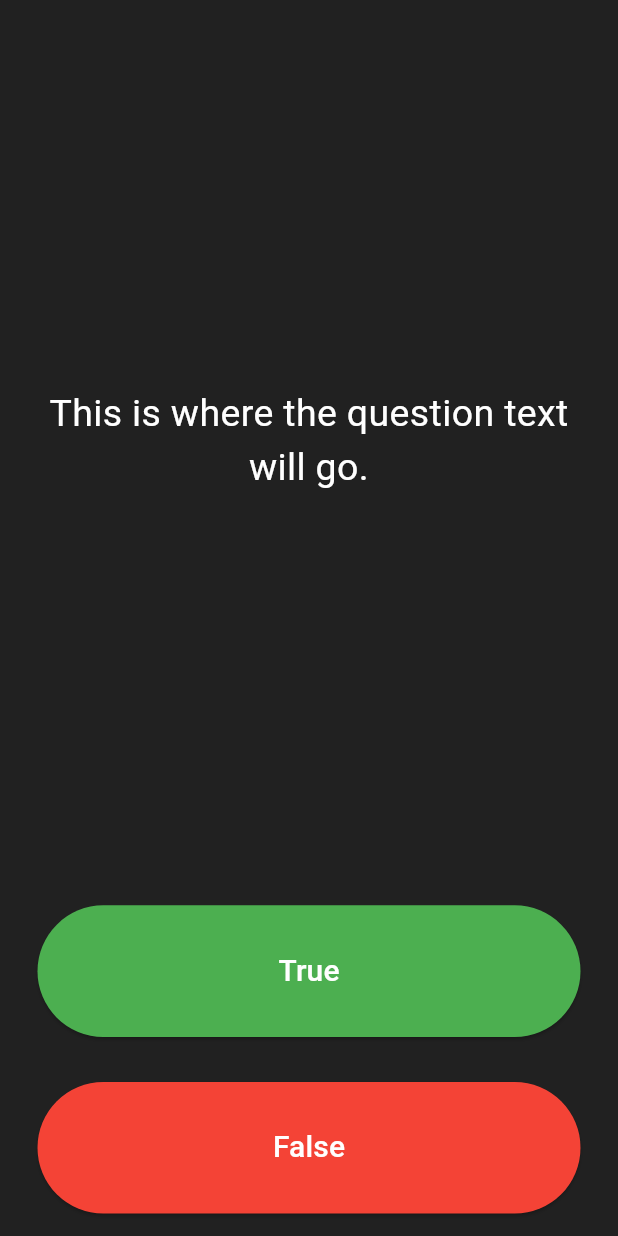
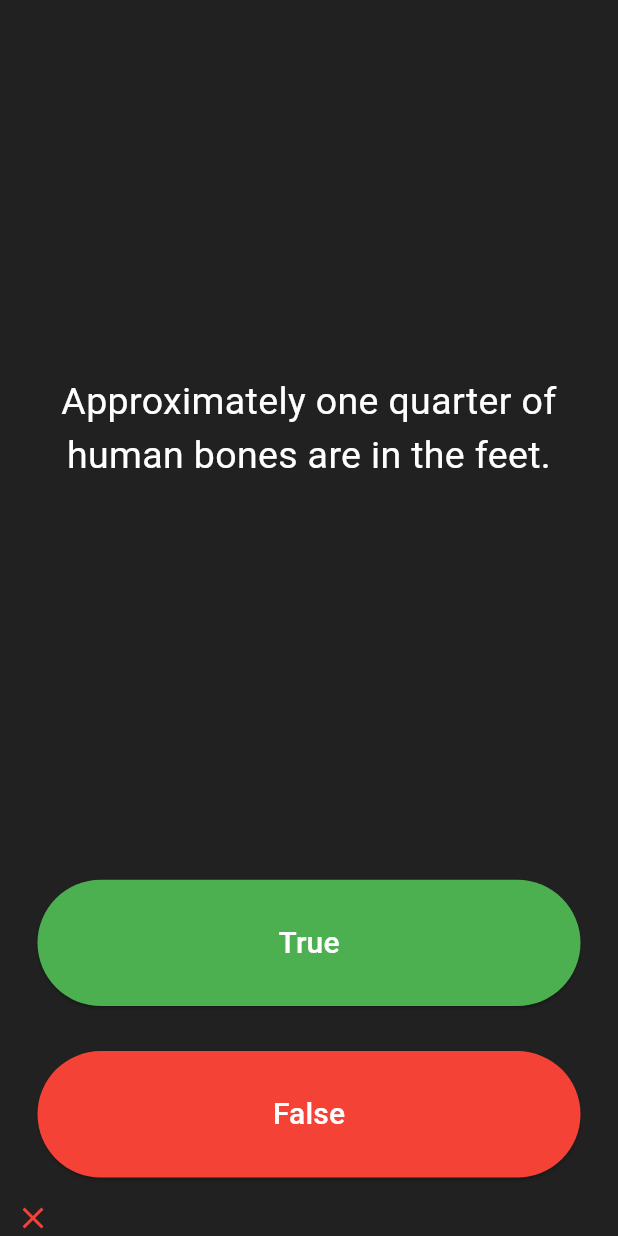
Before and after one commit to kevin-nemo74/quizler_starter, a Flutter app: the screen it shows after launch, after a tap on "True", on a phone screen of 412 x 824 dp. Run offline on Flutter 3.47's test engine with Material 3 defaults, Android fonts, the phone set to English and light mode, and no system bars.

Commit message:
oop intro

```diff
--- a/lib/main.dart
+++ b/lib/main.dart
@@ -25,6 +25,15 @@ class QuizPage extends StatefulWidget {
 }
 
 class _QuizPageState extends State<QuizPage> {
+  List<Icon> answers = [];
+  List<String> questions = [
+    'You can lead a cow down stairs but not up stairs.',
+    'Approximately one quarter of human bones are in the feet.',
+    'A slug\'s blood is green.',
+  ];
+  int index = 0;
+  List<bool> correctAnswers = [false, true, true];
+
   @override
   Widget build(BuildContext context) {
     return Column(
@@ -37,7 +46,7 @@ class _QuizPageState extends State<QuizPage> {
             padding: EdgeInsets.all(10.0),
             child: Center(
               child: Text(
-                'This is where the question text will go.',
+                questions[index],
                 textAlign: TextAlign.center,
                 style: TextStyle(
                   fontSize: 25.0,
@@ -61,6 +70,29 @@ class _QuizPageState extends State<QuizPage> {
               ),
               onPressed: () {
                 //The user picked true.
+                if (correctAnswers[index] == true) {
+                  answers.add(
+                    Icon(
+                      Icons.check,
+                      color: Colors.green,
+                    ),
+                  );
+                } else {
+                  answers.add(
+                    Icon(
+                      Icons.close,
+                      color: Colors.red,
+                    ),
+                  );
+                }
+                setState(() {
+                  if (index == 2) {
+                    index = 0;
+                    answers.clear();
+                  } else {
+                    index++;
+                  }
+                });
               },
             ),
           ),
@@ -79,10 +111,39 @@ class _QuizPageState extends State<QuizPage> {
               ),
               onPressed: () {
                 //The user picked false.
+                if (correctAnswers[index] == true) {
+                  answers.add(
+                    Icon(
+                      Icons.check,
+                      color: Colors.green,
+                    ),
+                  );
+                } else {
+                  answers.add(
+                    Icon(
+                      Icons.close,
+                      color: Colors.red,
+                    ),
+                  );
+                }
+                setState(() {
+                  if (index == 2) {
+                    index = 0;
+                    answers.clear();
+                  } else {
+                    index++;
+                  }
+                });
               },
             ),
           ),
         ),
+        Container(
+          width: double.infinity,
+          child: Row(
+            children: answers,
+          ),
+        )
         //TODO: Add a Row here as your score keeper
       ],
     );
```
Also changed, not shown: 1 other file.
